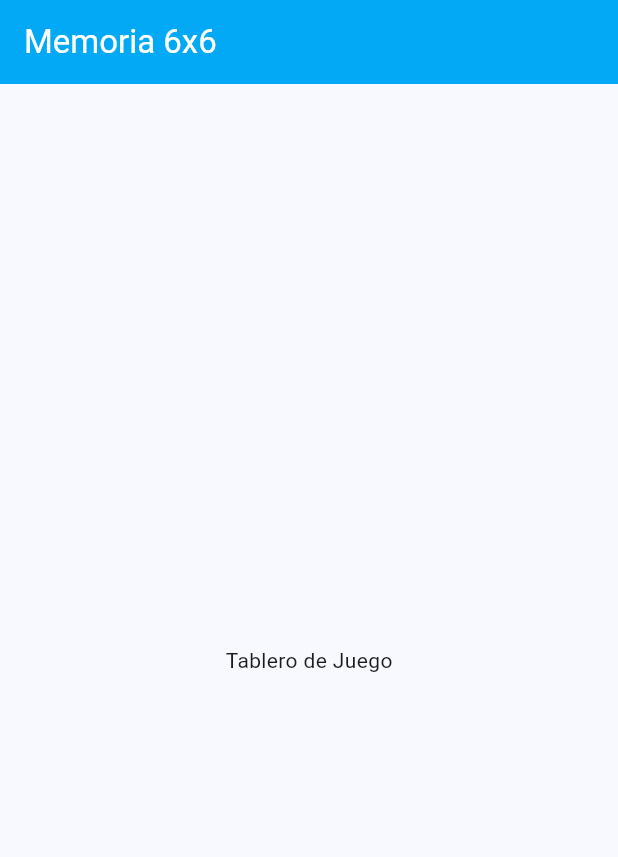
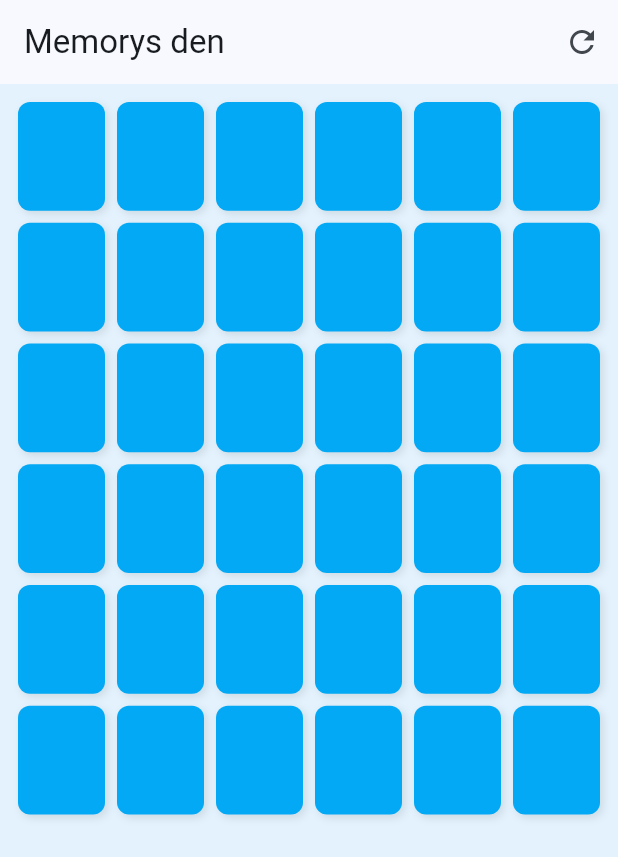
Before and after one commit to lovera2/Microproyecto-S-Info, a Flutter app: the screen it shows after launch, on a phone screen of 412 x 824 dp. Shown: the top 857 px of the screen. Run offline on Flutter 3.47's test engine with Material 3 defaults, Android fonts, the phone set to English and light mode, and no system bars.

Commit message:
Implementación visual del tablero 6x6
se elimino el archivo test porque daba problemas yy no es necesario :)

```diff
--- a/lib/main.dart
+++ b/lib/main.dart
@@ -1,4 +1,5 @@
 import 'package:flutter/material.dart';
+import 'screens/game_screen.dart';
 
 void main() {
   runApp(const MemoryGameApp());
@@ -17,15 +18,7 @@ class MemoryGameApp extends StatelessWidget {
         colorScheme: ColorScheme.fromSeed(seedColor: Colors.lightBlue),
         useMaterial3: true,
       ),
-      home: Scaffold(
-        appBar: AppBar(
-          title: const Text("Memoria 6x6"),
-          // 2. CAMBIO AQUÍ: El color de la barra
-          backgroundColor: Colors.lightBlue,
-          foregroundColor: Colors.white, // Letras blancas
-        ),
-        body: const Center(child: Text("Tablero de Juego")),
-      ),
+      home: const GameScreen(),
     );
   }
 }
--- /dev/null
+++ b/lib/screens/game_screen.dart
@@ -0,0 +1,114 @@
+import 'package:flutter/material.dart';
+import '../models/game_card.dart'; // Importamos tu modelo (El molde)
+
+class GameScreen extends StatefulWidget {
+  const GameScreen({super.key});
+
+  @override
+  State<GameScreen> createState() => _GameScreenState();
+}
+
+class _GameScreenState extends State<GameScreen> {
+  // Aquí guardaremos las 36 cartas en memoria
+  List<GameCard> cards = [];
+
+  @override
+  void initState() {
+    super.initState();
+    _initializeGame();
+  }
+
+  // Lógica para preparar la partida
+  void _initializeGame() {
+    // 1. Elegimos 18 emojis (Instrucción: 18 pares = 36 cartas)
+    List<String> icons = [
+      '🐶', '🐱', '🐭', '🐹', '🐰', '🦊',
+      '🐻', '🐼', '🐨', '🐯', '🦁', '🐮',
+      '🐷', '🐸', '🐵', '🐔', '🐧', '🐦',
+    ];
+
+    // 2. Duplicamos la lista para tener las parejas
+    List<String> deck = [...icons, ...icons];
+
+    // 3. Barajamos las cartas
+    deck.shuffle();
+
+    // 4. Creamos las 36 "galletas" usando tu molde GameCard
+    setState(() {
+      cards = List.generate(36, (index) {
+        return GameCard(
+          id: index,
+          content: deck[index],
+          isFlipped: false,
+          isMatched: false,
+        );
+      });
+    });
+  }
+
+  @override
+  Widget build(BuildContext context) {
+    return Scaffold(
+      // Usamos el color celeste del tema
+      backgroundColor: Colors.blue.shade50,
+      appBar: AppBar(
+        title: const Text('Memorys den'),
+        actions: [
+          // Botón para reiniciar (útil para pruebas)
+          IconButton(
+            icon: const Icon(Icons.refresh),
+            onPressed: _initializeGame,
+          ),
+        ],
+      ),
+      body: Padding(
+        padding: const EdgeInsets.all(12.0),
+        // GridView: El componente mágico para hacer rejillas
+        child: GridView.builder(
+          // INSTRUCCIÓN CUMPLIDA: Grid 6x6
+          gridDelegate: const SliverGridDelegateWithFixedCrossAxisCount(
+            crossAxisCount: 6, // 6 columnas
+            crossAxisSpacing: 8, // Espacio horizontal entre cartas
+            mainAxisSpacing: 8,  // Espacio vertical entre cartas
+            childAspectRatio: 0.8, // Las hace un poco más altas que anchas
+          ),
+          itemCount: cards.length, // 36 items
+          itemBuilder: (context, index) {
+            return _buildCardItem(cards[index]);
+          },
+        ),
+      ),
+    );
+  }
+
+  // Esta función dibuja cada cuadrito individual
+  Widget _buildCardItem(GameCard card) {
+    return GestureDetector(
+      onTap: () {
+        // Lógica visual temporal: solo voltea la carta al tocarla
+        setState(() {
+          card.isFlipped = !card.isFlipped;
+        });
+      },
+      child: Container(
+        decoration: BoxDecoration(
+          // Si está volteada es Blanca, si no, es Celeste Fuerte
+          color: card.isFlipped ? Colors.white : Colors.lightBlue,
+          borderRadius: BorderRadius.circular(8),
+          boxShadow: [
+            BoxShadow(
+              color: Colors.black.withValues(alpha: 0.1),
+              blurRadius: 4,
+              offset: const Offset(2, 2),
+            ),
+          ],
+        ),
+        child: Center(
+          child: card.isFlipped
+              ? Text(card.content, style: const TextStyle(fontSize: 26)) // Muestra Emoji
+              : const SizedBox(), // No muestra nada si está boca abajo
+        ),
+      ),
+    );
+  }
+}
```
Also changed, not shown: 1 other file.
